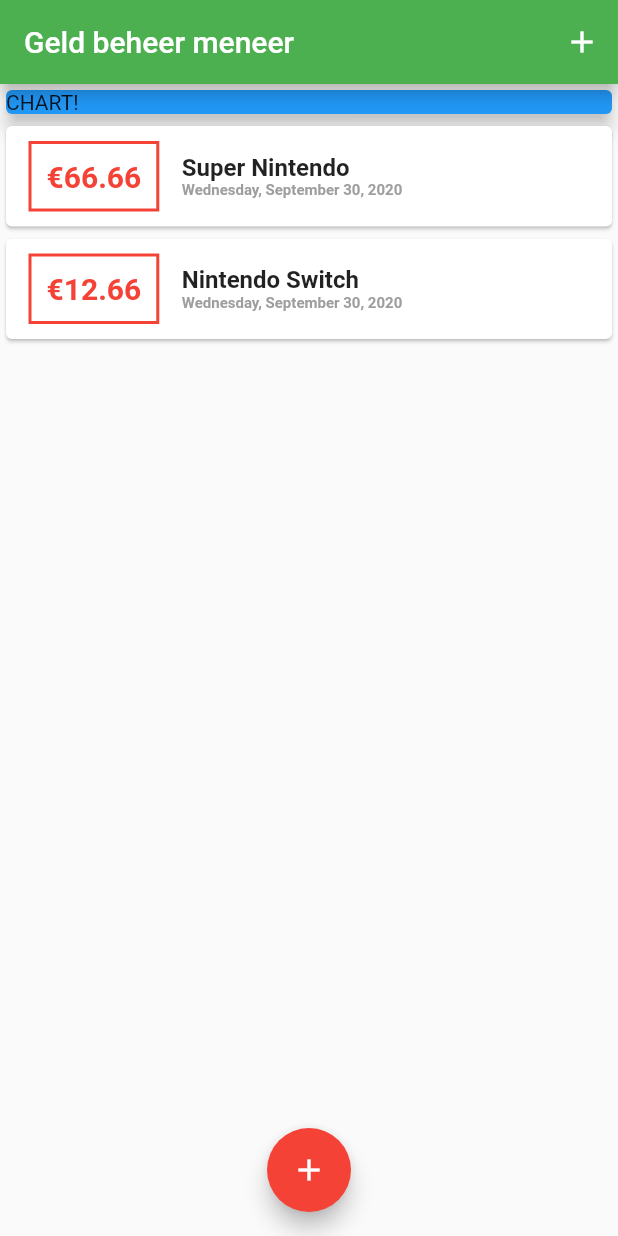
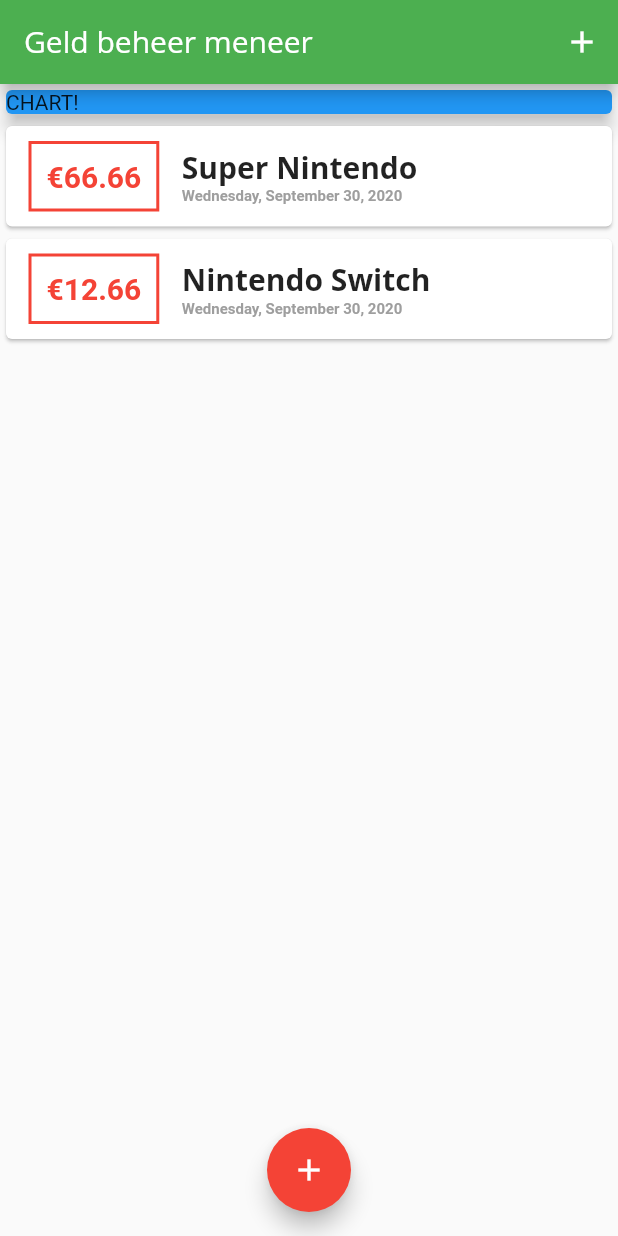
Before and after one commit to keeponjammin/flutter_complete_guide, a Flutter app: the screen it shows after launch, on a phone screen of 412 x 824 dp. Run offline on Flutter 3.47's test engine with Material 2 defaults, Android fonts, the phone set to English and light mode, and no system bars.

Commit message:
added basic styling.

```diff
--- a/flutter_section_04_expenses_app/lib/main.dart
+++ b/flutter_section_04_expenses_app/lib/main.dart
@@ -14,6 +14,22 @@ class MyApp extends StatelessWidget {
       theme: ThemeData(
         primarySwatch: Colors.green,
         accentColor: Colors.red,
+        fontFamily: 'QuickSand',
+        textTheme: ThemeData.light().textTheme.copyWith(
+              headline6: TextStyle(
+                fontFamily: 'OpenSans',
+                fontWeight: FontWeight.bold,
+                fontSize: 20,
+              ),
+            ),
+        appBarTheme: AppBarTheme(
+          textTheme: ThemeData.light().textTheme.copyWith(
+                headline6: TextStyle(
+                  fontFamily: 'OpenSans',
+                  fontSize: 20,
+                ),
+              ),
+        ),
       ),
       home: MyHomePage(),
     );
@@ -67,7 +83,9 @@ class _MyHomePageState extends State<MyHomePage> {
   Widget build(BuildContext context) {
     return Scaffold(
       appBar: AppBar(
-        title: Text('Geld beheer meneer'),
+        title: Text(
+          'Geld beheer meneer',
+        ),
         actions: [
           IconButton(
             icon: Icon(Icons.add),
--- a/flutter_section_04_expenses_app/lib/widgets/transaction_list.dart
+++ b/flutter_section_04_expenses_app/lib/widgets/transaction_list.dart
@@ -43,11 +43,7 @@ class TransactionList extends StatelessWidget {
                   children: [
                     Text(
                       transactions[index].title,
-                      style: TextStyle(
-                        fontWeight: FontWeight.bold,
-                        fontSize: 16,
-                        //color: Colors.blue,
-                      ),
+                      style: Theme.of(context).textTheme.headline6,
                     ),
                     Text(
                       DateFormat.yMMMMEEEEd().format(transactions[index].date),
```
Also changed, not shown: flutter_section_04_expenses_app/pubspec.yaml (+18 -11 lines), flutter_section_04_expenses_app/assets/fonts/OpenSans-Bold.ttf (added), flutter_section_04_expenses_app/assets/fonts/OpenSans-Regular.ttf (added), flutter_section_04_expenses_app/assets/fonts/Quicksand-Bold.ttf (added), flutter_section_04_expenses_app/assets/fonts/Quicksand-Regular.ttf (added).
